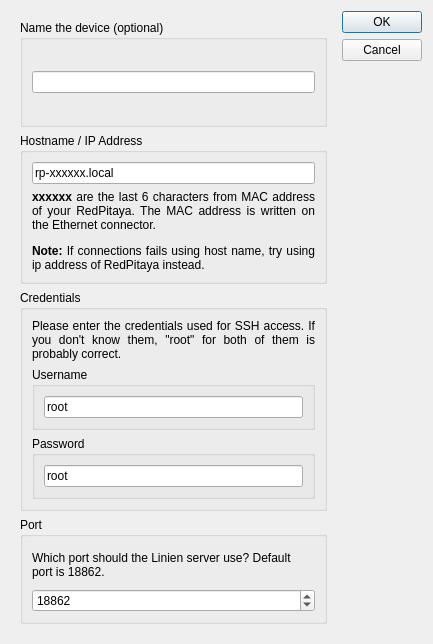
Old version of the form linien/gui/ui/new_device_dialog.ui in the repository linien-org/linien.
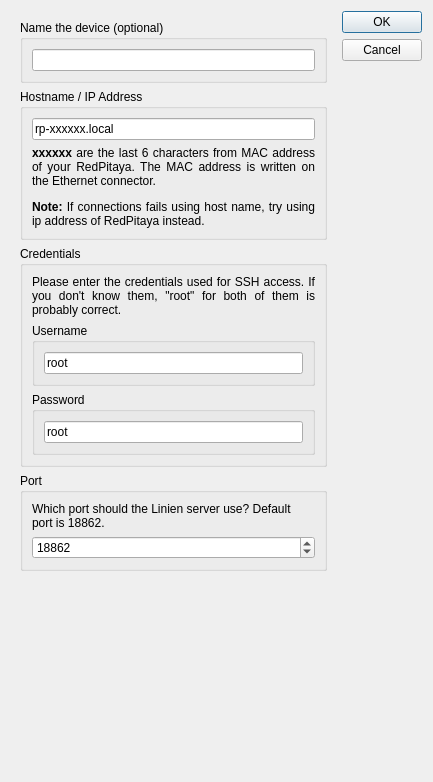
New version of the form.

Diff of the .ui file:
```diff
--- a/linien/gui/ui/new_device_dialog.ui
+++ b/linien/gui/ui/new_device_dialog.ui
@@ -7,7 +7,7 @@
     <x>0</x>
     <y>0</y>
     <width>433</width>
-    <height>644</height>
+    <height>782</height>
    </rect>
   </property>
   <property name="windowTitle">
@@ -21,6 +21,12 @@
        <layout class="QVBoxLayout" name="verticalLayout">
         <item>
          <widget class="QGroupBox" name="groupBox_4">
+          <property name="sizePolicy">
+           <sizepolicy hsizetype="Preferred" vsizetype="Maximum">
+            <horstretch>0</horstretch>
+            <verstretch>0</verstretch>
+           </sizepolicy>
+          </property>
           <property name="title">
            <string>Name the device (optional)</string>
           </property>
@@ -33,6 +39,12 @@
         </item>
         <item>
          <widget class="QGroupBox" name="groupBox">
+          <property name="sizePolicy">
+           <sizepolicy hsizetype="Preferred" vsizetype="Maximum">
+            <horstretch>0</horstretch>
+            <verstretch>0</verstretch>
+           </sizepolicy>
+          </property>
           <property name="title">
            <string>Hostname / IP Address</string>
           </property>
@@ -62,6 +74,12 @@
         </item>
         <item>
          <widget class="QGroupBox" name="groupBox_6">
+          <property name="sizePolicy">
+           <sizepolicy hsizetype="Preferred" vsizetype="Maximum">
+            <horstretch>0</horstretch>
+            <verstretch>0</verstretch>
+           </sizepolicy>
+          </property>
           <property name="title">
            <string>Credentials</string>
           </property>
@@ -81,6 +99,12 @@
            </item>
            <item>
             <widget class="QGroupBox" name="groupBox_2">
+             <property name="sizePolicy">
+              <sizepolicy hsizetype="Preferred" vsizetype="Maximum">
+               <horstretch>0</horstretch>
+               <verstretch>0</verstretch>
+              </sizepolicy>
+             </property>
              <property name="title">
               <string>Username</string>
              </property>
@@ -103,6 +127,12 @@
              <layout class="QVBoxLayout" name="verticalLayout_4">
               <item>
                <widget class="QLineEdit" name="password">
+                <property name="sizePolicy">
+                 <sizepolicy hsizetype="Expanding" vsizetype="Fixed">
+                  <horstretch>0</horstretch>
+                  <verstretch>0</verstretch>
+                 </sizepolicy>
+                </property>
                 <property name="text">
                  <string>root</string>
                 </property>
@@ -116,6 +146,12 @@
         </item>
         <item>
          <widget class="QGroupBox" name="groupBox_5">
+          <property name="sizePolicy">
+           <sizepolicy hsizetype="Preferred" vsizetype="Maximum">
+            <horstretch>0</horstretch>
+            <verstretch>0</verstretch>
+           </sizepolicy>
+          </property>
           <property name="title">
            <string>Port</string>
           </property>
@@ -146,6 +182,19 @@
           </layout>
          </widget>
         </item>
+        <item>
+         <spacer name="verticalSpacer">
+          <property name="orientation">
+           <enum>Qt::Vertical</enum>
+          </property>
+          <property name="sizeHint" stdset="0">
+           <size>
+            <width>20</width>
+            <height>40</height>
+           </size>
+          </property>
+         </spacer>
+        </item>
        </layout>
       </item>
      </layout>
```
